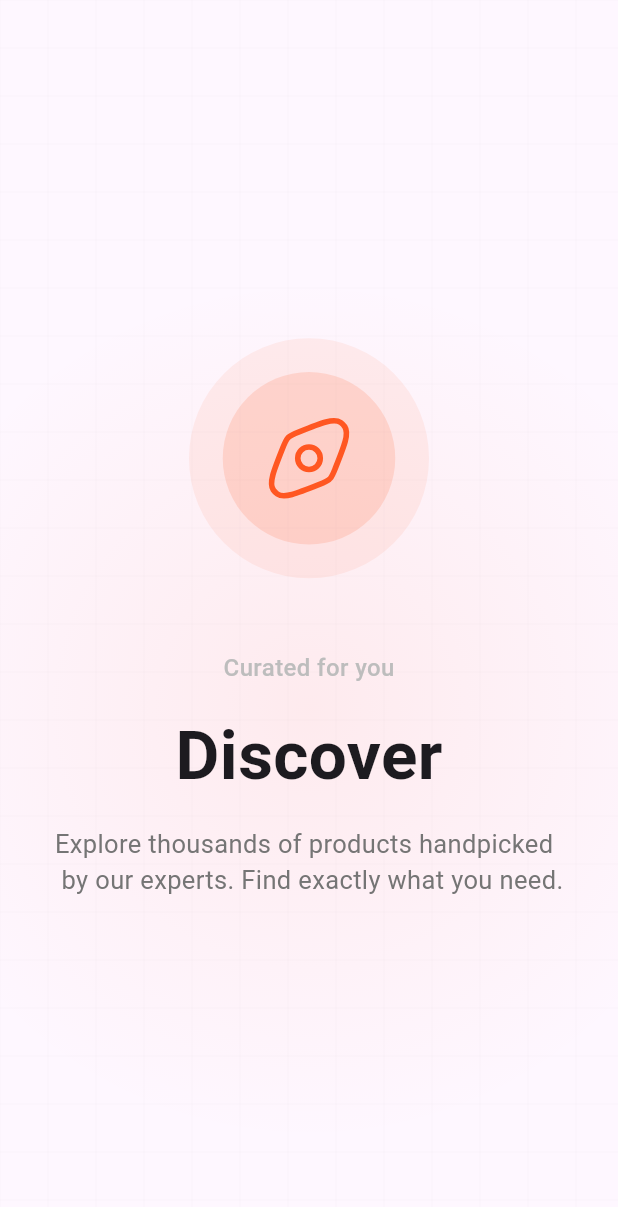
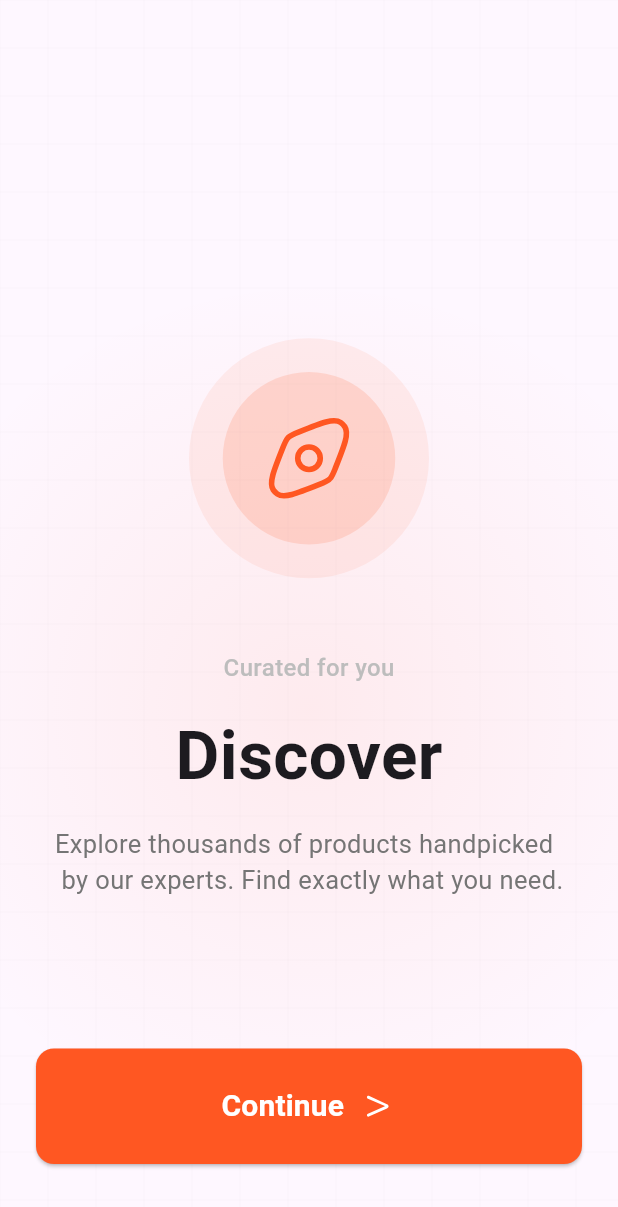
Before and after one commit to ChHaseeb12/Shoply, a Flutter app: the screen it shows after launch, on a phone screen of 412 x 824 dp. Shown: the top 1207 px of the screen. Run offline on Flutter 3.47's test engine with Material 3 defaults, Android fonts, the phone set to English and light mode, and no system bars; our stand-ins replace flutter_svg, lottie.

Commit message:
OnBoard Screens Created

```diff
--- a/lib/main.dart
+++ b/lib/main.dart
@@ -1,5 +1,5 @@
 import 'package:flutter/material.dart';
-import 'package:shoply/screens/dashboard/dashboard_screen_1.dart';
+import 'package:shoply/screens/onboard/onboard_screen_1.dart';
 import 'package:shoply/screens/splash/splash_screen.dart';
 
 void main() {
@@ -11,6 +11,6 @@ class MyApp extends StatelessWidget {
 
   @override
   Widget build(BuildContext context) {
-    return MaterialApp(debugShowCheckedModeBanner: false, home: DashboardScreen1());
+    return MaterialApp(debugShowCheckedModeBanner: false, home: OnboardScreen1());
   }
 }
--- a/lib/screens/dashboard/dashboard_screen_1.dart
+++ b/lib/screens/onboard/onboard_screen_1.dart
@@ -3,18 +3,19 @@ import 'package:flutter_svg/flutter_svg.dart';
 import 'package:shoply/components/grid_painter.dart';
 import 'package:shoply/components/subtle_radial_glow.dart';
 import 'package:shoply/config/constants/app_colors.dart';
-import 'package:shoply/config/constants/text_styles.dart';
+import 'package:shoply/screens/onboard/onboard_screen_2.dart';
 
-class DashboardScreen1 extends StatefulWidget {
-  const DashboardScreen1({super.key});
+class OnboardScreen1 extends StatefulWidget {
+  const OnboardScreen1({super.key});
 
   @override
-  State<DashboardScreen1> createState() => _DashboardScreen1State();
+  State<OnboardScreen1> createState() => _OnboardScreen1State();
 }
 
-class _DashboardScreen1State extends State<DashboardScreen1> {
+class _OnboardScreen1State extends State<OnboardScreen1> {
 
  String assetName = 'assets/icons/compass_logo.svg';
+ String assetName2 = 'assets/icons/greater-than.svg';
 
   @override
   Widget build(BuildContext context) {
@@ -66,13 +67,38 @@ class _DashboardScreen1State extends State<DashboardScreen1> {
                   SizedBox(height: 15,),
                   Text('Discover', style: TextStyle(fontSize: 45, fontWeight: FontWeight.bold)),
                   SizedBox(height: 15,),
-                  Text('Explore thousands of products handpicked\n by our experts. Find exactly what you need.', style: TextStyle(color: AppColors.textSecondary, fontSize: 17, fontWeight: FontWeight.normal))
+                  Text('Explore thousands of products handpicked\n by our experts. Find exactly what you need.', style: TextStyle(color: AppColors.textSecondary, fontSize: 17, fontWeight: FontWeight.normal)),
+                                  ],
+              ),
+            ),
+            Positioned(
+              bottom: 48,
+              left: 24,
+              right: 24,
+                    child: ElevatedButton(
+                    onPressed: () async{await Navigator.pushReplacement(context, MaterialPageRoute(builder: (context) => OnboardScreen2()));},
+                    style: ElevatedButton.styleFrom(
+                      backgroundColor: AppColors.primary,
+                      foregroundColor: Colors.white,
+                      padding: const EdgeInsets.symmetric(horizontal: 48, vertical: 24),
+                      shape: RoundedRectangleBorder(
+                        borderRadius: BorderRadius.circular(12),
+                      ),
+                    ),
+                    child: Row(
+                      mainAxisAlignment: MainAxisAlignment.center,
+                      crossAxisAlignment: CrossAxisAlignment.center,
+                      children: [
+                        Text('Continue', style: TextStyle(fontSize: 20, fontWeight: FontWeight.w700),),
+                        SizedBox(width: 10,),
+                        SvgPicture.asset(assetName2,height: 25,width: 25,colorFilter: ColorFilter.mode(Colors.white, BlendMode.srcIn),)
+                      ],
+                    ),
+                    ),
+                  )
                 ],
               ),
             ),
-          ],
-        ),
-      ),
     );
   }
 }
--- a/lib/screens/splash/splash_screen.dart
+++ b/lib/screens/splash/splash_screen.dart
@@ -2,7 +2,7 @@ import 'package:flutter/material.dart';
 import 'package:shoply/components/grid_painter.dart';
 import 'package:shoply/components/subtle_radial_glow.dart';
 import 'package:shoply/config/constants/text_styles.dart';
-import 'package:shoply/screens/dashboard/dashboard_screen_1.dart';
+import 'package:shoply/screens/onboard/onboard_screen_1.dart';
 import '../../config/constants/app_colors.dart';
 import 'package:lottie/lottie.dart';
 
@@ -22,7 +22,7 @@ class _SplashScreenState extends State<SplashScreen> {
     super.initState();
     Future.delayed(Duration(seconds: 3), (){
       if(!mounted) {return;}
-      Navigator.push(context, MaterialPageRoute(builder: (context) => DashboardScreen1()));
+      Navigator.push(context, MaterialPageRoute(builder: (context) => OnboardScreen1()));
     });
   }
 
```
Also changed, not shown: lib/screens/onboard/onboard_screen_2.dart (added, +105 -0 lines), lib/screens/onboard/onboard_screen_3.dart (added, +106 -0 lines), assets/icons/greater-than.png (added), assets/icons/greater-than.svg (added).
